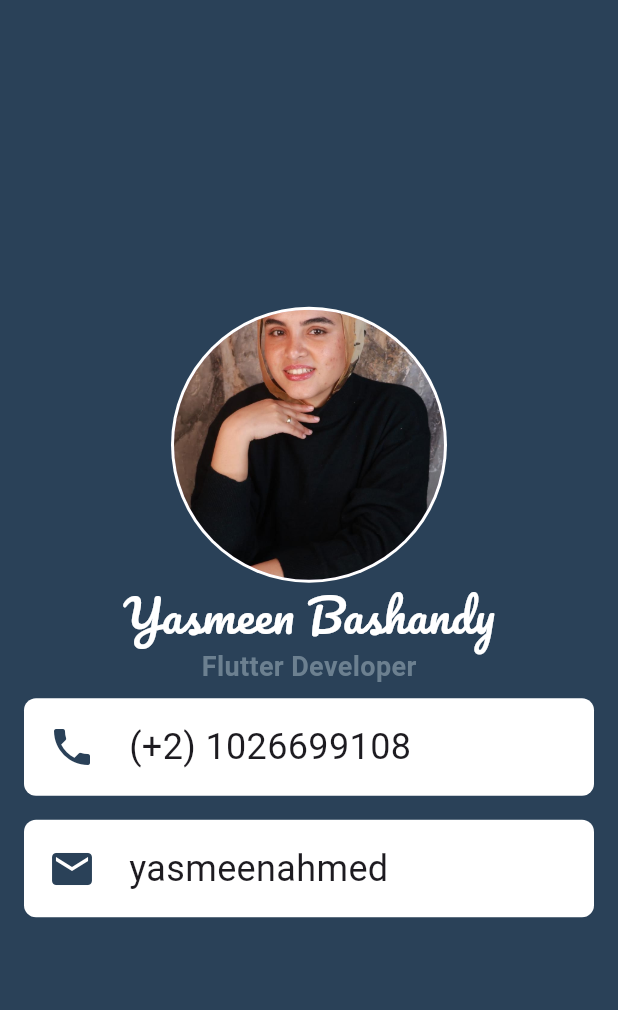
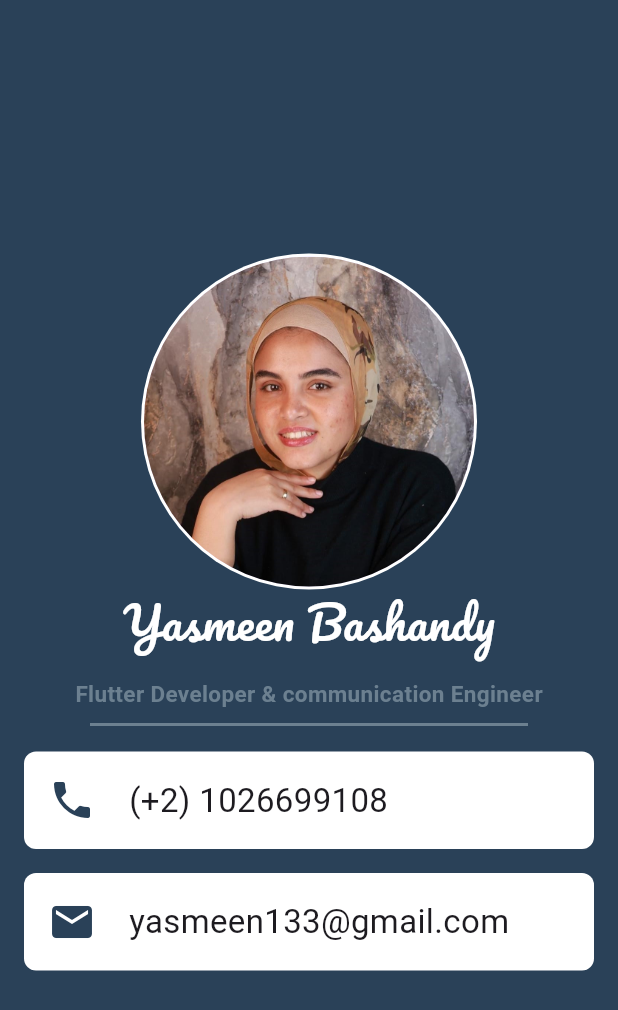
Before and after one commit to yasmeen-bashandy/Business_Card_App, a Flutter app: the screen it shows after launch, on a phone screen of 412 x 824 dp. Shown: the top 1010 px of the screen. Run offline on Flutter 3.47's test engine with Material 3 defaults, Android fonts, the phone set to English and light mode, and no system bars.

Commit message:
add divider

```diff
--- a/lib/main.dart
+++ b/lib/main.dart
@@ -24,12 +24,12 @@
 
               //  )
               CircleAvatar(
-                radius: 92,
+                radius: 112,
                 backgroundColor:Colors.white,
                 child: CircleAvatar(
-                  radius: 90,
+                  radius: 110,
                   backgroundImage: AssetImage(
-                    'images/yasmeen.jpeg'),
+                    'images/yasmeen1.jpeg'),
                 ),
               ),
               Text(
@@ -40,15 +40,28 @@
                   fontFamily: 'Pacifico',
                 ),
                 ),
+                 Divider(
+                  color: Color(0xff2A4158),
+                  thickness: 1,
+
+                ),
                 Text(
-                'Flutter Developer',
+                'Flutter Developer & communication Engineer',
                 style: TextStyle(
                   color:Color(0xFF6C8090),
-                  fontSize:18,
+                  fontSize:15,
                   fontWeight: FontWeight.bold,
                 ),
                 ),
-                Padding(
+                Divider(
+                  color: Color(0xFF6C8090),
+                  thickness: 2,
+                  indent: 60,
+                  endIndent: 60,
+                  height: 20,
+                )
+
+                ,Padding(
                   padding:EdgeInsets.symmetric(horizontal: 16,vertical: 8),
                   child: Container(
                     decoration: BoxDecoration(
@@ -72,7 +85,7 @@
                           padding: const EdgeInsets.only(left:22),
                           child: Text('(+2) 1026699108',
                           style: TextStyle(
-                            fontSize: 24)
+                            fontSize: 22)
                             ),
                         ),
                       ],
@@ -101,9 +114,9 @@
                         ),
                         Padding(
                           padding: const EdgeInsets.only(left:22),
-                          child: Text('yasmeenahmed',
+                          child: Text('yasmeen133@gmail.com',
                           style: TextStyle(
-                            fontSize: 24)
+                            fontSize: 22)
                             ),
                         ),
                       ],
--- a/pubspec.yaml
+++ b/pubspec.yaml
@@ -60,6 +60,7 @@
   # To add assets to your application, add an assets section, like this:
   assets:
     -  images/yasmeen.jpeg
+    -  images/yasmeen1.jpeg
 
 
   # An image asset can refer to one or more resolution-specific "variants", see
```
Also changed, not shown: images/yasmeen1.jpeg (added).
